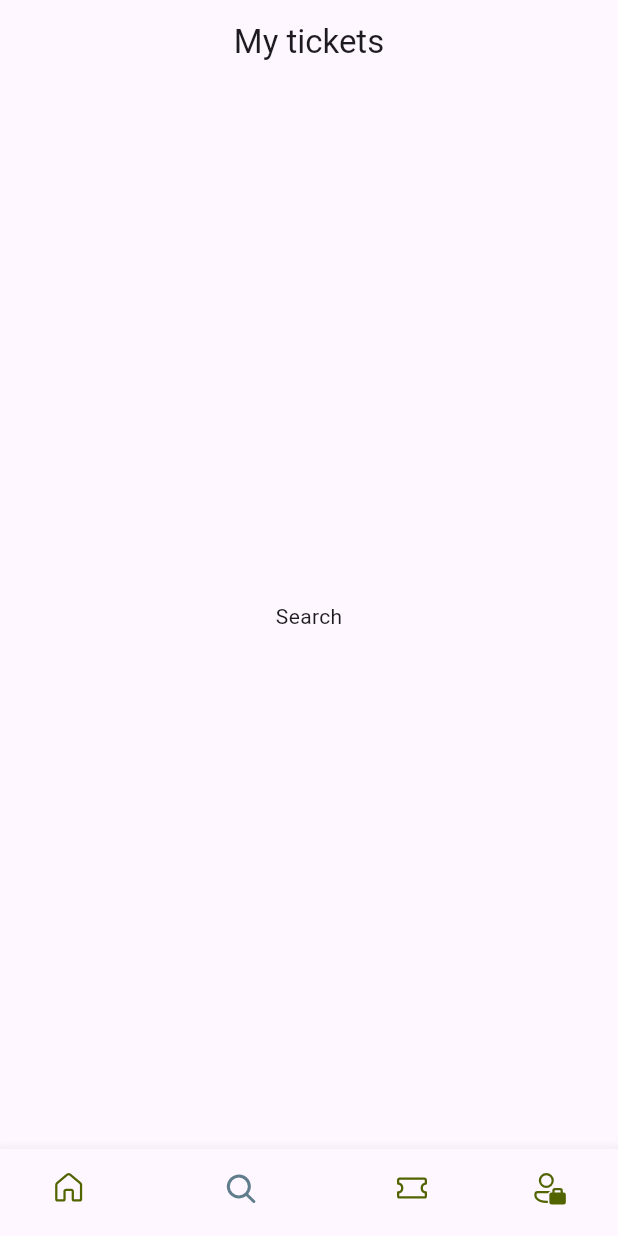
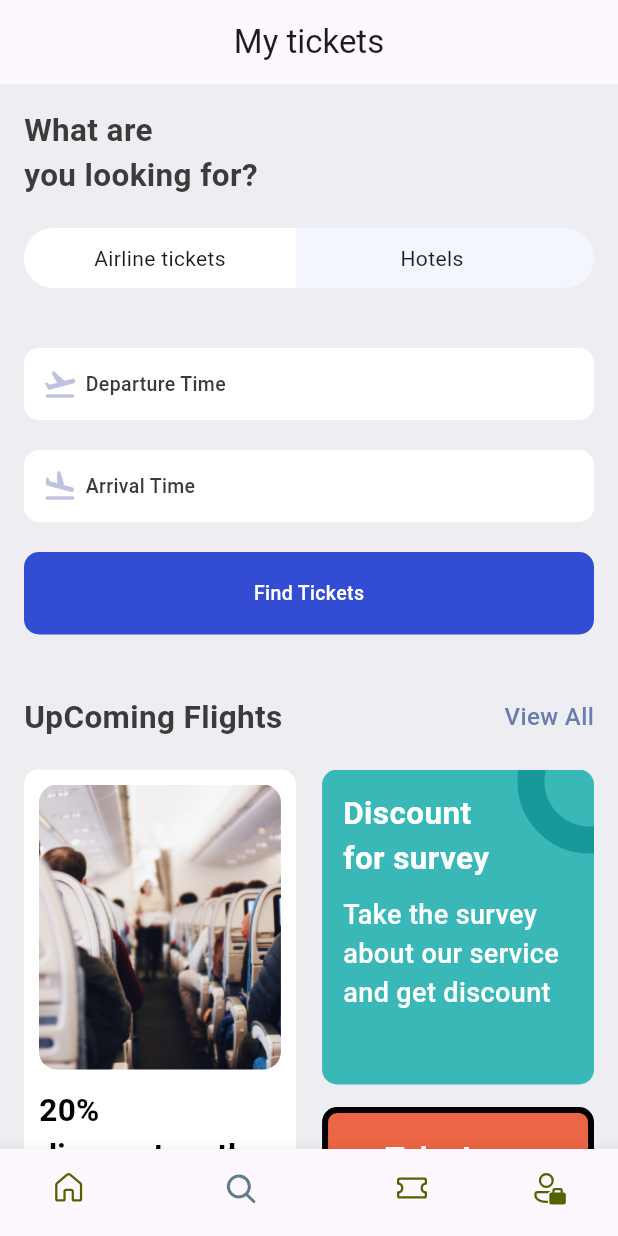
Before and after one commit to ChamikaGit/ticket-app-flutter, a Flutter app: the screen it shows after launch, item 2 of the bottom bar chosen, on a phone screen of 412 x 824 dp. Run offline on Flutter 3.47's test engine with Material 3 defaults, Android fonts, the phone set to English and light mode, and no system bars; our stand-ins replace fluentui_icons.

Commit message:
search page UI added and ticket page works started

```diff
--- a/lib/base/bottom_nav_bar.dart
+++ b/lib/base/bottom_nav_bar.dart
@@ -1,6 +1,8 @@
 import 'package:fluentui_icons/fluentui_icons.dart';
 import 'package:flutter/material.dart';
-import 'package:ticket_app/screens/home_screen.dart';
+import 'package:ticket_app/screens/home/home_screen.dart';
+import 'package:ticket_app/screens/search/search_screen.dart';
+import 'package:ticket_app/screens/ticket/ticket_screen.dart';
 
 class BottomNavBar extends StatefulWidget {
   const BottomNavBar({super.key});
@@ -20,8 +22,8 @@ class _BottomNavBarState extends State<BottomNavBar> {
 
   final appScreens = [
     const HomeScreen(),
-    const Center(child: Text("Search")),
-    const Center(child: Text("Tickets")),
+    const SearchScreen(),
+    const TicketScreen(),
     const Center(child: Text("Profile")),
   ];
 
--- a/lib/base/res/media.dart
+++ b/lib/base/res/media.dart
@@ -3,4 +3,5 @@ class AppMedia {
   static const _baseImage = 'assets/images';
   static const logo = '$_baseImage/logo.png';
   static const hotelRoom = '$_baseImage/hotel_room.png';
+  static const planImage = '$_baseImage/plane_sit.jpg';
 }
--- a/lib/base/res/styles/app_styles.dart
+++ b/lib/base/res/styles/app_styles.dart
@@ -10,6 +10,10 @@ class AppStyles {
   static Color ticketOrange = const Color(0xfff37b67);
   static Color ticketBlue = const Color(0xFF526799);
   static Color kakiColor = const Color(0xFFd2bdb6);
+  static Color ticketTabColor = const Color(0xFFF4F6fD);
+  static Color iconColor = const Color(0xFFBFC2DF);
+  static Color blueButtonColor = const Color(0xD91130CE);
+  static Color circleColor = const Color(0xFF189999);
 
   static TextStyle textStyle =
   TextStyle(fontSize: 16, fontWeight: FontWeight.w500, color: textColor);//default textstyle
--- a/lib/base/utils/app_json.dart
+++ b/lib/base/utils/app_json.dart
@@ -88,20 +88,20 @@ List<Map<String, dynamic>> ticketList = [
 
 List<Map<String, dynamic>> hotelList = [
   {
-    'image': 'one.png',
+    'image': 'hotel_room.png',
     'place': 'Open Space',
     'destination': 'London',
     'price': 25
   },
   {
-    'image': 'two.png',
+    'image': 'city_view.png',
     'place': 'Global Will',
     'destination': 'London',
     'price': 40
   },
   {
-    'image': 'three.png',
-    'place': 'Tallest Building',
+    'image': 'pool_view.png',
+    'place': 'Best pool',
     'destination': 'Dubai',
     'price': 68
   },
--- a/lib/main.dart
+++ b/lib/main.dart
@@ -1,7 +1,7 @@
 import 'package:flutter/material.dart';
 import 'package:ticket_app/base/bottom_nav_bar.dart';
 import 'package:ticket_app/routes/app_routes.dart';
-import 'package:ticket_app/screens/view_all_tickets.dart';
+import 'package:ticket_app/screens/home/view_all_tickets.dart';
 
 void main() {
   runApp(const MyAppTest());
--- a/lib/screens/home_screen.dart
+++ b/lib/screens/home/home_screen.dart
@@ -2,12 +2,12 @@ import 'package:fluentui_icons/fluentui_icons.dart';
 import 'package:flutter/material.dart';
 import 'package:ticket_app/base/widgets/app_double_text.dart';
 import 'package:ticket_app/base/widgets/ticket_view.dart';
-import 'package:ticket_app/screens/widgets/hotel.dart';
+import 'package:ticket_app/screens/home/widgets/hotel.dart';
 
-import '../base/res/media.dart';
-import '../base/res/styles/app_styles.dart';
-import '../base/utils/app_json.dart';
-import '../routes/app_routes.dart';
+import '../../base/res/media.dart';
+import '../../base/res/styles/app_styles.dart';
+import '../../base/utils/app_json.dart';
+import '../../routes/app_routes.dart';
 
 class HomeScreen extends StatelessWidget {
   const HomeScreen({super.key});
@@ -97,7 +97,7 @@ class HomeScreen extends StatelessWidget {
                   SingleChildScrollView(
                       scrollDirection: Axis.horizontal,
                       child: Row(
-                          children: hotelList.take(2).map((singleHotel) {
+                          children: hotelList.take(3).map((singleHotel) {
                             return Hotel(hotel: singleHotel);
                           }).toList()
                       )),
--- a/lib/screens/view_all_tickets.dart
+++ b/lib/screens/home/view_all_tickets.dart
@@ -2,7 +2,7 @@ import 'package:flutter/material.dart';
 import 'package:ticket_app/base/utils/app_json.dart';
 import 'package:ticket_app/base/widgets/ticket_view.dart';
 
-import '../base/res/styles/app_styles.dart';
+import '../../base/res/styles/app_styles.dart';
 
 class ViewAllTickets extends StatelessWidget {
   const ViewAllTickets({super.key});
--- a/lib/screens/widgets/hotel.dart
+++ b/lib/screens/home/widgets/hotel.dart
@@ -1,7 +1,5 @@
 import 'package:flutter/material.dart';
 import 'package:ticket_app/base/res/styles/app_styles.dart';
-
-import '../../base/res/media.dart';
 
 class Hotel extends StatelessWidget {
   const Hotel({super.key, required this.hotel});
@@ -28,8 +26,8 @@ class Hotel extends StatelessWidget {
             decoration: BoxDecoration(
                 color: AppStyles.ticketBlue,
                 borderRadius: BorderRadius.circular(12),
-                image: const DecorationImage(
-                    fit: BoxFit.cover, image: AssetImage(AppMedia.hotelRoom))),
+                image: DecorationImage(
+                    fit: BoxFit.cover, image: AssetImage("assets/images/${hotel["image"]}"))),
           ),
           const SizedBox(height: 15),
           Padding(
--- /dev/null
+++ b/lib/screens/search/search_screen.dart
@@ -0,0 +1,47 @@
+import 'package:flutter/material.dart';
+import 'package:ticket_app/base/res/styles/app_styles.dart';
+import 'package:ticket_app/base/widgets/app_double_text.dart';
+import 'package:ticket_app/routes/app_routes.dart';
+import 'package:ticket_app/screens/search/widget/app_button.dart';
+import 'package:ticket_app/screens/search/widget/app_text_icon.dart';
+import 'package:ticket_app/screens/search/widget/app_ticket_tabs.dart';
+import 'package:ticket_app/screens/search/widget/ticket_promotion.dart';
+
+class SearchScreen extends StatelessWidget {
+  const SearchScreen({super.key});
+
+  @override
+  Widget build(BuildContext context) {
+    final size = MediaQuery.of(context).size;
+    return Scaffold(
+      backgroundColor: AppStyles.bgColor,
+      body: ListView(
+        padding: const EdgeInsets.symmetric(horizontal: 16, vertical: 16),
+        children: [
+          Text("What are \nyou looking for?", style: AppStyles.headLineStyle2),
+          const SizedBox(height: 20),
+          const AppTicketTabs(),
+          const SizedBox(height: 40),
+          const AppTextIcon(
+              appText: "Departure Time", icon: Icons.flight_takeoff_rounded),
+          const SizedBox(height: 20),
+          const AppTextIcon(
+              appText: "Arrival Time", icon: Icons.flight_land_rounded),
+          const SizedBox(height: 20),
+          AppButton(
+              buttonText: "Find Tickets",
+              buttonColor: AppStyles.blueButtonColor),
+          const SizedBox(height: 40),
+          AppDoubleText(
+              bigText: "UpComing Flights",
+              smallText: "View All",
+              onTap: () {
+                Navigator.pushNamed(context, AppRoutes.allTickets);
+              }),
+          const SizedBox(height: 20),
+          const TicketPromotion()
+        ],
+      ),
+    );
+  }
+}
--- /dev/null
+++ b/lib/screens/search/widget/app_button.dart
@@ -0,0 +1,26 @@
+import 'package:flutter/material.dart';
+import 'package:ticket_app/base/res/styles/app_styles.dart';
+
+class AppButton extends StatelessWidget {
+  const AppButton({super.key, required this.buttonText, required this.buttonColor});
+
+  final String buttonText;
+  final Color buttonColor;
+
+  @override
+  Widget build(BuildContext context) {
+    return Container(
+      padding: const EdgeInsets.symmetric(vertical: 18),
+      decoration: BoxDecoration(
+        borderRadius: BorderRadius.circular(10),
+        color: buttonColor
+      ),
+      child: Center(
+        child: Text(
+          buttonText,
+          style: AppStyles.headLineStyle4.copyWith(color: Colors.white),
+        ),
+      ),
+    );
+  }
+}
--- /dev/null
+++ b/lib/screens/search/widget/app_text_icon.dart
@@ -0,0 +1,29 @@
+import 'package:flutter/material.dart';
+import 'package:ticket_app/base/res/styles/app_styles.dart';
+
+class AppTextIcon extends StatelessWidget {
+  const AppTextIcon({super.key, this.appText = "", required this.icon});
+
+  final String appText;
+  final IconData icon;
+
+  @override
+  Widget build(BuildContext context) {
+    return Container(
+      padding: const EdgeInsets.symmetric(horizontal: 12, vertical: 12),
+      decoration: BoxDecoration(borderRadius: BorderRadius.circular(10),
+        color: Colors.white,
+      ),
+      child:  Row(
+        children: [
+          Icon(
+            icon,
+            color: AppStyles.iconColor,
+          ),
+          const SizedBox(width: 5),
+          Text(appText, style: AppStyles.headLineStyle4),
+        ],
+      ),
+    );
+  }
+}
--- /dev/null
+++ b/lib/screens/search/widget/app_ticket_tabs.dart
@@ -0,0 +1,56 @@
+import 'package:flutter/material.dart';
+import 'package:ticket_app/base/res/styles/app_styles.dart';
+
+class AppTicketTabs extends StatelessWidget {
+  const AppTicketTabs({super.key});
+
+  @override
+  Widget build(BuildContext context) {
+    return Container(
+      decoration: BoxDecoration(
+          borderRadius: BorderRadius.circular(50),
+          color: AppStyles.ticketTabColor),
+      child: const Row(
+        children: [
+          AppTabs(
+            tabTexts: "Airline tickets",
+            tabBorder: false,
+            tabColor: true,
+          ),
+          AppTabs(
+            tabTexts: "Hotels",
+            tabBorder: true,
+            tabColor: false,
+          )
+        ],
+      ),
+    );
+  }
+}
+
+class AppTabs extends StatelessWidget {
+  final String tabTexts;
+  final bool tabBorder;
+  final bool tabColor;
+
+  const AppTabs(
+      {super.key,
+      this.tabTexts = "",
+      this.tabBorder = false,
+      this.tabColor = false});
+
+  @override
+  Widget build(BuildContext context) {
+    final size = MediaQuery.of(context).size;
+
+    return Container(
+        decoration: BoxDecoration(
+            borderRadius: tabBorder == false
+                ? const BorderRadius.horizontal(left: Radius.circular(50))
+                : const BorderRadius.horizontal(right: Radius.circular(50)),
+            color: tabColor== true?Colors.white:Colors.transparent),
+        width: size.width * 0.44,
+        padding: const EdgeInsets.symmetric(vertical: 10),
+        child: Center(child: Text(tabTexts)));
+  }
+}
--- /dev/null
+++ b/lib/screens/search/widget/ticket_promotion.dart
@@ -0,0 +1,120 @@
+import 'package:flutter/material.dart';
+import '../../../base/res/media.dart';
+import '../../../base/res/styles/app_styles.dart';
+
+class TicketPromotion extends StatelessWidget {
+  const TicketPromotion({super.key});
+
+  @override
+  Widget build(BuildContext context) {
+    final size = MediaQuery.of(context).size;
+    return Row(
+      mainAxisAlignment: MainAxisAlignment.spaceBetween,
+      children: [
+        Container(
+          padding:
+          const EdgeInsets.symmetric(horizontal: 10, vertical: 10),
+          width: size.width * 0.44,
+          height: 435,
+          decoration: BoxDecoration(
+              borderRadius: BorderRadius.circular(10),
+              color: Colors.white,
+              boxShadow: [
+                BoxShadow(
+                    color: Colors.grey.shade200,
+                    blurRadius: 1,
+                    spreadRadius: 2),
+              ]),
+          child: Column(
+            children: [
+              Container(
+                height: 190,
+                decoration: BoxDecoration(
+                    borderRadius: BorderRadius.circular(12),
+                    image: const DecorationImage(
+                        fit: BoxFit.cover,
+                        image: AssetImage(AppMedia.planImage))),
+              ),
+              const SizedBox(height: 12),
+              Text(
+                "20%\ndiscount on the early\nbooking of\nthis flights.\nDon't miss.",
+                style: AppStyles.headLineStyle2
+                    .copyWith(color: Colors.black),
+              )
+            ],
+          ),
+        ),
+        Column(
+          children: [
+            Stack(
+              //stack widget is used overlap the widget and if we want to positioned some of child inside
+              //the stack widget we can use Positioned widget inside of Stack Widget.
+              children: [
+                Container(
+                  padding: const EdgeInsets.symmetric(
+                      vertical: 14, horizontal: 14),
+                  width: size.width * 0.44,
+                  height: 210,
+                  decoration: BoxDecoration(
+                      borderRadius: BorderRadius.circular(10),
+                      color: const Color(0XFF3AB8B8)),
+                  child: Column(
+                    crossAxisAlignment: CrossAxisAlignment.start,
+                    children: [
+                      Text(
+                        "Discount\nfor survey",
+                        style: AppStyles.headLineStyle2.copyWith(
+                            fontWeight: FontWeight.bold,
+                            color: Colors.white),
+                      ),
+                      const SizedBox(height: 10),
+                      Text(
+                        "Take the survey about our service and get discount",
+                        style: AppStyles.headLineStyle2.copyWith(
+                            fontWeight: FontWeight.w500,
+                            color: Colors.white,
+                            fontSize: 18),
+                      )
+                    ],
+                  ),
+                ),
+                Positioned(
+                  right: -45,
+                  top: -40,
+                  child: Container(
+                    padding: const EdgeInsets.all(30),
+                    decoration: BoxDecoration(
+                        shape: BoxShape.circle,
+                        border: Border.all(
+                            width: 18, color: AppStyles.circleColor)),
+                  ),
+                )
+              ],
+            ),
+            const SizedBox(height: 15),
+            Container(
+              padding: const EdgeInsets.symmetric(
+                  vertical: 15, horizontal: 15),
+              width: size.width * 0.44,
+              height: 210,
+              decoration: BoxDecoration(
+                  border: Border.all(color: Colors.black, width: 4),
+                  borderRadius: BorderRadius.circular(10),
+                  color: const Color(0xFFEC6545)),
+              child: Column(
+                children: [
+                  Text("Take Love",
+                      style: AppStyles.headLineStyle2.copyWith(
+                          color: Colors.white)),
+                  Text("😍😘💕",
+                      style: AppStyles.headLineStyle1.copyWith(
+                          color: Colors.white,fontSize: 30))
+                ],
+              ),
+            )
+          ],
+        )
+      ],
+    );
+  }
+}
--- /dev/null
+++ b/lib/screens/ticket/ticket_screen.dart
@@ -0,0 +1,20 @@
+import 'package:flutter/material.dart';
+import 'package:ticket_app/base/res/styles/app_styles.dart';
+
+class TicketScreen extends StatelessWidget {
+  const TicketScreen({super.key});
+
+  @override
+  Widget build(BuildContext context) {
+    return Scaffold(
+      body: ListView(
+        padding: const EdgeInsets.symmetric(vertical: 20,horizontal: 20),
+        children: [
+          const SizedBox(height: 40),
+          Text("Tickets",style: AppStyles.headLineStyle1),
+
+        ],
+      ),
+    );
+  }
+}
--- a/pubspec.yaml
+++ b/pubspec.yaml
@@ -61,9 +61,7 @@ flutter:
 
   # To add assets to your application, add an assets section, like this:
   assets:
-    - assets/images/logo.png
-    - assets/images/hotel_room.png
-
+    - assets/images/
   # An image asset can refer to one or more resolution-specific "variants", see
   # https://flutter.dev/to/resolution-aware-images
 
```
